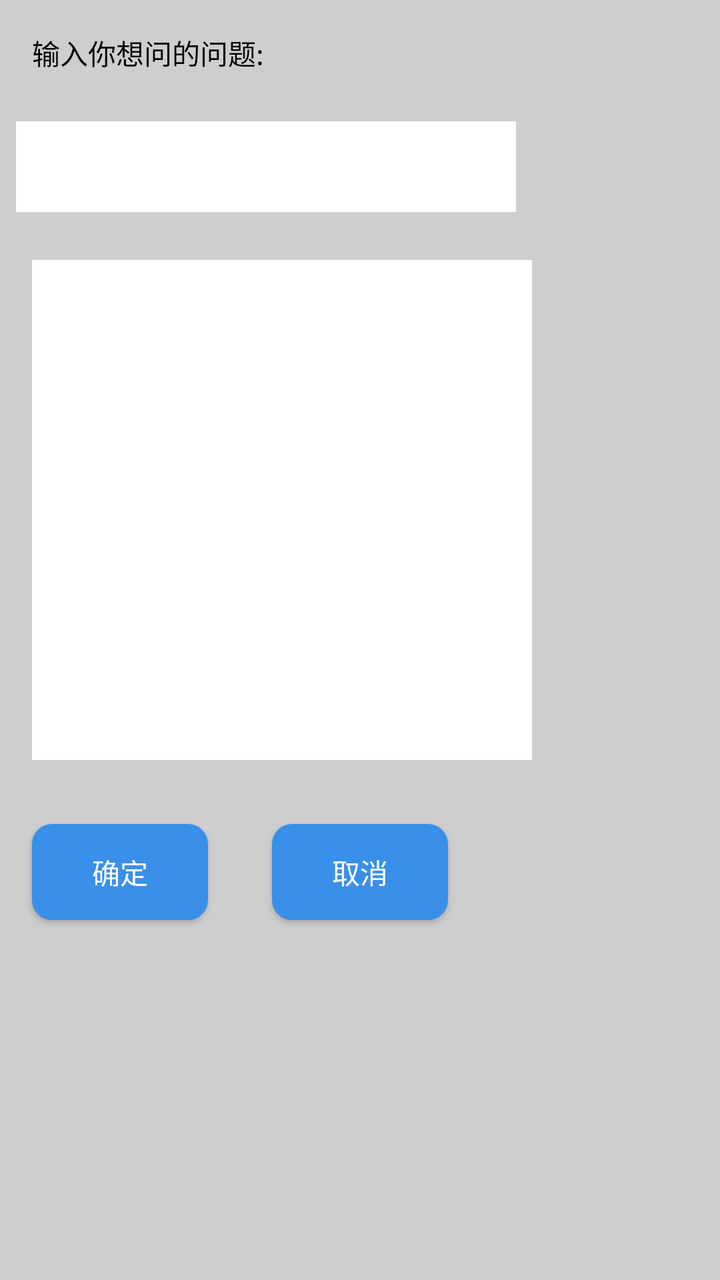
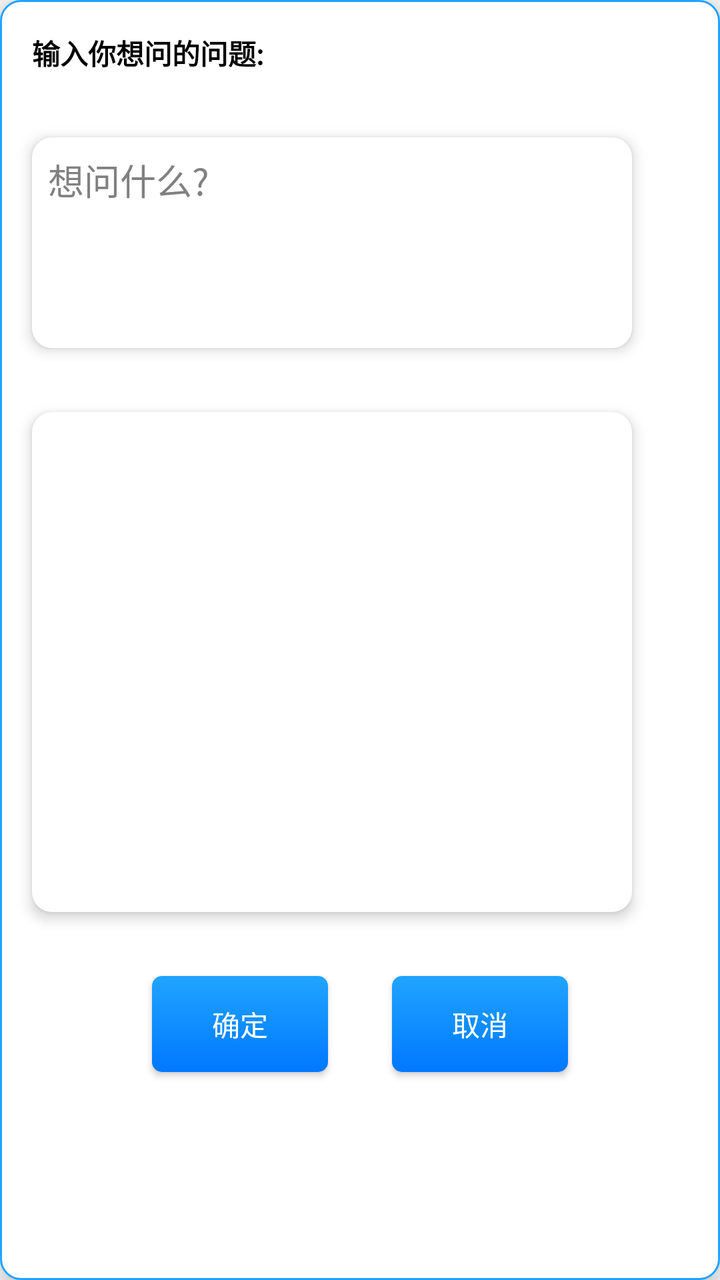

Compare the two renders of this Android layout. The source of the first and the diff that turns it into the second are given below.
<!-- AndroidManifest.xml: application theme Theme.IMatesApp.FullScreen -->
<!-- res/layout/pdf_ask_ai.xml -->
<?xml version="1.0" encoding="utf-8"?>
<LinearLayout
    xmlns:android="http://schemas.android.com/apk/res/android"
    android:background="#CECECE"
    android:layout_width="wrap_content"
    android:layout_height="wrap_content"
    android:orientation="vertical">

    <TextView
        android:layout_width="wrap_content"
        android:layout_height="wrap_content"
        android:textColor="#000000"
        android:minWidth="250dp"
        android:layout_margin="16dp"
        android:text="输入你想问的问题:"/>

    <EditText
        android:id="@+id/ask_content"
        android:inputType="textMultiLine"
        android:lines="8"
        android:minLines="2"
        android:scrollbars="vertical"
        android:background="#ffffff"
        android:layout_width="wrap_content"
        android:layout_height="wrap_content"
        android:layout_margin="8dp"
        android:minWidth="250dp" />

    <ImageView
        android:id="@+id/ask_picture_src"
        android:background="#ffffff"
        android:layout_width="250dp"
        android:layout_height="250dp"
        android:layout_margin="16dp"/>

    <LinearLayout
        android:layout_width="wrap_content"
        android:layout_height="wrap_content"
        android:orientation="horizontal">

        <Button
            android:id="@+id/btn_ok"
            android:layout_width="wrap_content"
            android:layout_height="wrap_content"
            android:textColor="#ffffff"
            android:background="@drawable/button_bk"
            android:layout_margin="16dp"
            android:text="确定"/>

        <Button
            android:id="@+id/btn_cancel"
            android:layout_width="wrap_content"
            android:layout_height="wrap_content"
            android:textColor="#ffffff"
            android:background="@drawable/button_bk"
            android:layout_margin="16dp"
            android:text="取消"/>
    </LinearLayout>
</LinearLayout>
<!-- resources referenced by this layout -->
<resources>
  <!-- drawable button_bk (drawable) -->
  <?xml version="1.0" encoding="utf-8"?>
  <selector xmlns:android="http://schemas.android.com/apk/res/android">
      <item android:drawable="@drawable/button_disabled"  android:state_enabled="false"/>
      
      <item android:drawable="@drawable/button_normal" android:state_pressed="false"/>
      
      <item android:drawable="@drawable/button_pressed" android:state_pressed="true"/>
  </selector>
  <style name="Theme.IMatesApp.FullScreen" parent="Theme.AppCompat.Light.NoActionBar">
          
          <item name="android:windowFullscreen">true</item>
          
          <item name="android:windowTranslucentStatus">true</item>
          
          <item name="android:windowTranslucentNavigation">true</item>
      </style>
  <!-- drawable button_disabled (drawable) -->
  <?xml version="1.0" encoding="utf-8"?>
  <shape
      xmlns:android="http://schemas.android.com/apk/res/android"
      android:shape="rectangle">
      
      <corners android:radius="10dp"/>
      
      <solid android:color="#95999B"/>
  </shape>
  <!-- drawable button_normal (drawable) -->
  <?xml version="1.0" encoding="utf-8"?>
  <shape
      xmlns:android="http://schemas.android.com/apk/res/android"
      android:shape="rectangle">
      
      <corners android:radius="10dp"/>
      
      <solid android:color="#3a8fea"/>
  </shape>
  <!-- drawable button_pressed (drawable) -->
  <?xml version="1.0" encoding="utf-8"?>
  <shape
      xmlns:android="http://schemas.android.com/apk/res/android"
      android:shape="rectangle">
      
      <corners android:radius="10dp"/>
      
      <solid android:color="#0662f5"/>
  </shape>
</resources>

<!-- the commit's change to res/layout/pdf_ask_ai.xml (unified diff, before → after) -->
@@ -1,41 +1,54 @@
 <?xml version="1.0" encoding="utf-8"?>
 <LinearLayout
     xmlns:android="http://schemas.android.com/apk/res/android"
-    android:background="#CECECE"
+    android:background="@drawable/ask_ai_for_picture_bg"
     android:layout_width="wrap_content"
-    android:layout_height="wrap_content"
+    android:layout_height="match_parent"
+    android:elevation="10dp"
     android:orientation="vertical">
 
     <TextView
         android:layout_width="wrap_content"
         android:layout_height="wrap_content"
         android:textColor="#000000"
-        android:minWidth="250dp"
+        android:textStyle="bold"
+        android:minWidth="300dp"
         android:layout_margin="16dp"
         android:text="输入你想问的问题:"/>
 
     <EditText
         android:id="@+id/ask_content"
+        android:layout_width="300dp"
+        android:layout_height="wrap_content"
+        android:layout_margin="16dp"
+        android:minWidth="300dp"
         android:inputType="textMultiLine"
-        android:lines="8"
-        android:minLines="2"
+        android:lines="4"
+        android:maxLines="4"
+        android:hint="想问什么?"
+        android:textColorHint="#808080"
+        android:scrollHorizontally="false"
+        android:overScrollMode="never"
+        android:ellipsize="none"
+        android:singleLine="false"
+        android:gravity="top|start"
         android:scrollbars="vertical"
-        android:background="#ffffff"
-        android:layout_width="wrap_content"
-        android:layout_height="wrap_content"
-        android:layout_margin="8dp"
-        android:minWidth="250dp" />
+        android:padding="8dp"
+        android:background="@drawable/ask_ai_for_picture_edit_bg"
+        android:elevation="4dp" />
 
     <ImageView
         android:id="@+id/ask_picture_src"
-        android:background="#ffffff"
-        android:layout_width="250dp"
+        android:background="@drawable/ask_ai_for_picture_edit_bg"
+        android:elevation="4dp"
+        android:layout_width="300dp"
         android:layout_height="250dp"
         android:layout_margin="16dp"/>
 
     <LinearLayout
-        android:layout_width="wrap_content"
+        android:layout_width="match_parent"
         android:layout_height="wrap_content"
+        android:gravity="center_horizontal"
         android:orientation="horizontal">
 
         <Button
@@ -43,7 +56,8 @@
             android:layout_width="wrap_content"
             android:layout_height="wrap_content"
             android:textColor="#ffffff"
-            android:background="@drawable/button_bk"
+            android:elevation="4dp"
+            android:background="@drawable/ask_ai_for_picture_button_bg"
             android:layout_margin="16dp"
             android:text="确定"/>
 
@@ -52,7 +66,8 @@
             android:layout_width="wrap_content"
             android:layout_height="wrap_content"
             android:textColor="#ffffff"
-            android:background="@drawable/button_bk"
+            android:elevation="4dp"
+            android:background="@drawable/ask_ai_for_picture_button_bg"
             android:layout_margin="16dp"
             android:text="取消"/>
     </LinearLayout>
<!-- resource entries referenced after the edit -->
@@ -1,14 +1,33 @@
 <!-- resources referenced by this layout -->
 <resources>
-  <!-- drawable button_bk (drawable) -->
+  <!-- drawable ask_ai_for_picture_bg (drawable) -->
   <?xml version="1.0" encoding="utf-8"?>
-  <selector xmlns:android="http://schemas.android.com/apk/res/android">
-      <item android:drawable="@drawable/button_disabled"  android:state_enabled="false"/>
-      
-      <item android:drawable="@drawable/button_normal" android:state_pressed="false"/>
-      
-      <item android:drawable="@drawable/button_pressed" android:state_pressed="true"/>
-  </selector>
+  <shape android:shape="rectangle"
+      xmlns:android="http://schemas.android.com/apk/res/android">
+      <solid android:color="#ffffff" />
+      <stroke android:color="#ff21a4ff" android:width="1dp" /> 
+      <item android:name="android:shadowDx">4</item>
+      <item android:name="android:shadowDy">4</item>
+      <item android:name="android:shadowColor">#26000000</item>
+      <corners android:topLeftRadius="10dp" android:topRightRadius="10dp" android:bottomLeftRadius="10dp" android:bottomRightRadius="10dp" />
+  </shape>
+  <!-- drawable ask_ai_for_picture_button_bg (drawable) -->
+  <?xml version="1.0" encoding="utf-8"?>
+  <shape android:shape="rectangle"
+      xmlns:android="http://schemas.android.com/apk/res/android">
+      <gradient android:type="linear" android:useLevel="true" android:startColor="#ff0078ff" android:endColor="#ff21a4ff" android:angle="45" />
+      <corners android:topLeftRadius="5dp" android:topRightRadius="5dp" android:bottomLeftRadius="5dp" android:bottomRightRadius="5dp" />
+  </shape>
+  <!-- drawable ask_ai_for_picture_edit_bg (drawable) -->
+  <?xml version="1.0" encoding="utf-8"?>
+  <shape android:shape="rectangle"
+      xmlns:android="http://schemas.android.com/apk/res/android">
+      <solid android:color="#ffffff" />
+      <item android:name="android:shadowDx">4</item>
+      <item android:name="android:shadowDy">4</item>
+      <item android:name="android:shadowColor">#26000000</item>
+      <corners android:topLeftRadius="10dp" android:topRightRadius="10dp" android:bottomLeftRadius="10dp" android:bottomRightRadius="10dp" />
+  </shape>
   <style name="Theme.IMatesApp.FullScreen" parent="Theme.AppCompat.Light.NoActionBar">
           
           <item name="android:windowFullscreen">true</item>
@@ -17,35 +36,5 @@
           
           <item name="android:windowTranslucentNavigation">true</item>
       </style>
-  <!-- drawable button_disabled (drawable) -->
-  <?xml version="1.0" encoding="utf-8"?>
-  <shape
-      xmlns:android="http://schemas.android.com/apk/res/android"
-      android:shape="rectangle">
-      
-      <corners android:radius="10dp"/>
-      
-      <solid android:color="#95999B"/>
-  </shape>
-  <!-- drawable button_normal (drawable) -->
-  <?xml version="1.0" encoding="utf-8"?>
-  <shape
-      xmlns:android="http://schemas.android.com/apk/res/android"
-      android:shape="rectangle">
-      
-      <corners android:radius="10dp"/>
-      
-      <solid android:color="#3a8fea"/>
-  </shape>
-  <!-- drawable button_pressed (drawable) -->
-  <?xml version="1.0" encoding="utf-8"?>
-  <shape
-      xmlns:android="http://schemas.android.com/apk/res/android"
-      android:shape="rectangle">
-      
-      <corners android:radius="10dp"/>
-      
-      <solid android:color="#0662f5"/>
-  </shape>
 </resources>
 
